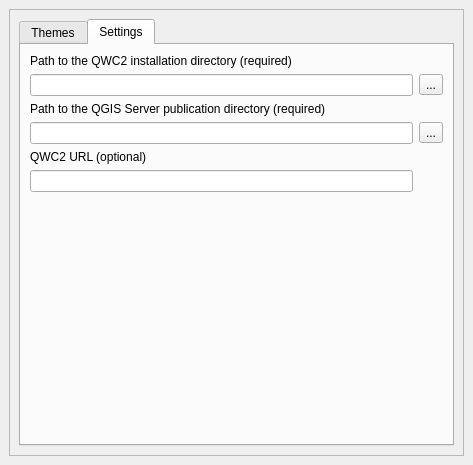
Before: the Qt Designer form themes_manager.ui in HusseinKabbout/qwc2-themes-manager, drawn with Qt 5.
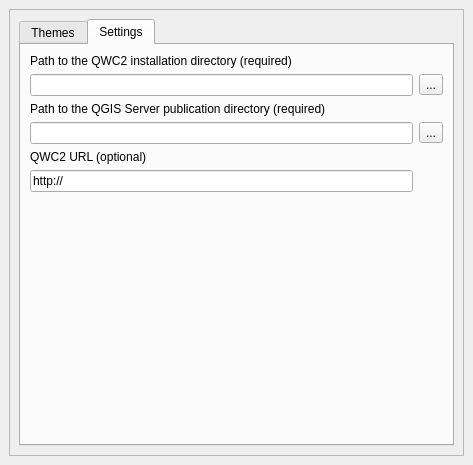
After: the same form once the commit is applied. The open tabs and pages were chosen to show the change.

Commit message: Add open qwc2 function and small adjustements

Patch:
```diff
--- a/themes_manager.ui
+++ b/themes_manager.ui
@@ -244,7 +244,11 @@
              </widget>
             </item>
             <item row="5" column="0">
-             <widget class="QLineEdit" name="QWC2Url_lineEdit"/>
+             <widget class="QLineEdit" name="QWC2Url_lineEdit">
+              <property name="text">
+               <string>http://</string>
+              </property>
+             </widget>
             </item>
            </layout>
           </widget>
```
Left out of the diff: 2 changed lines with no effect on the pictures. The commit also changes 2 other files.
